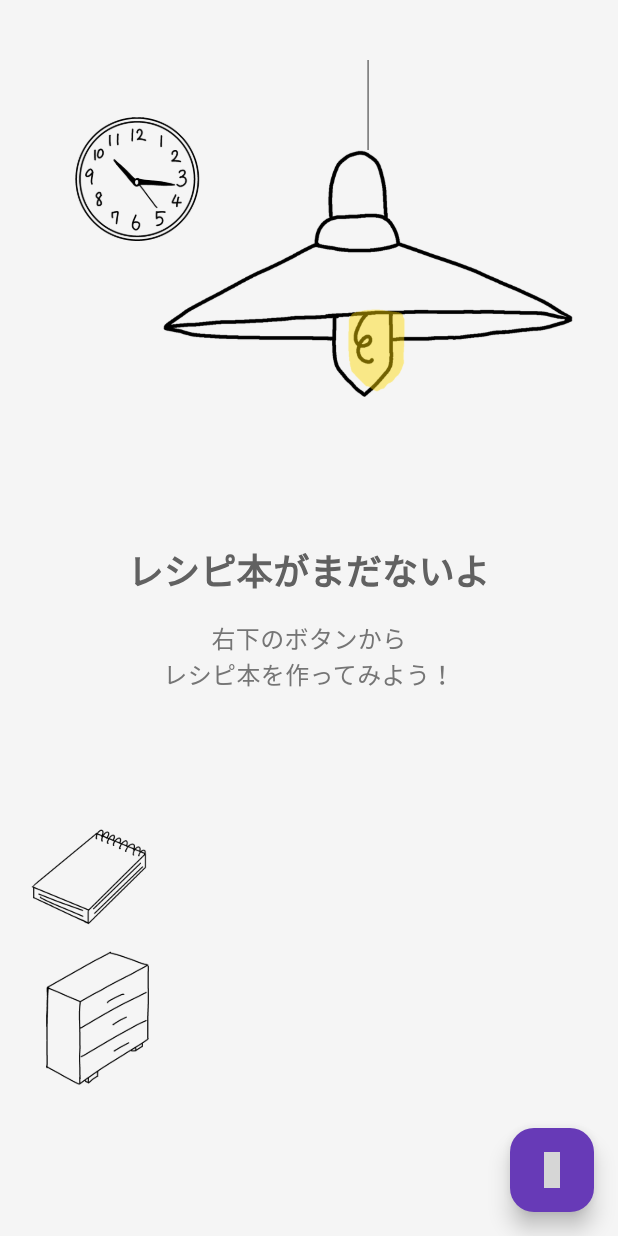
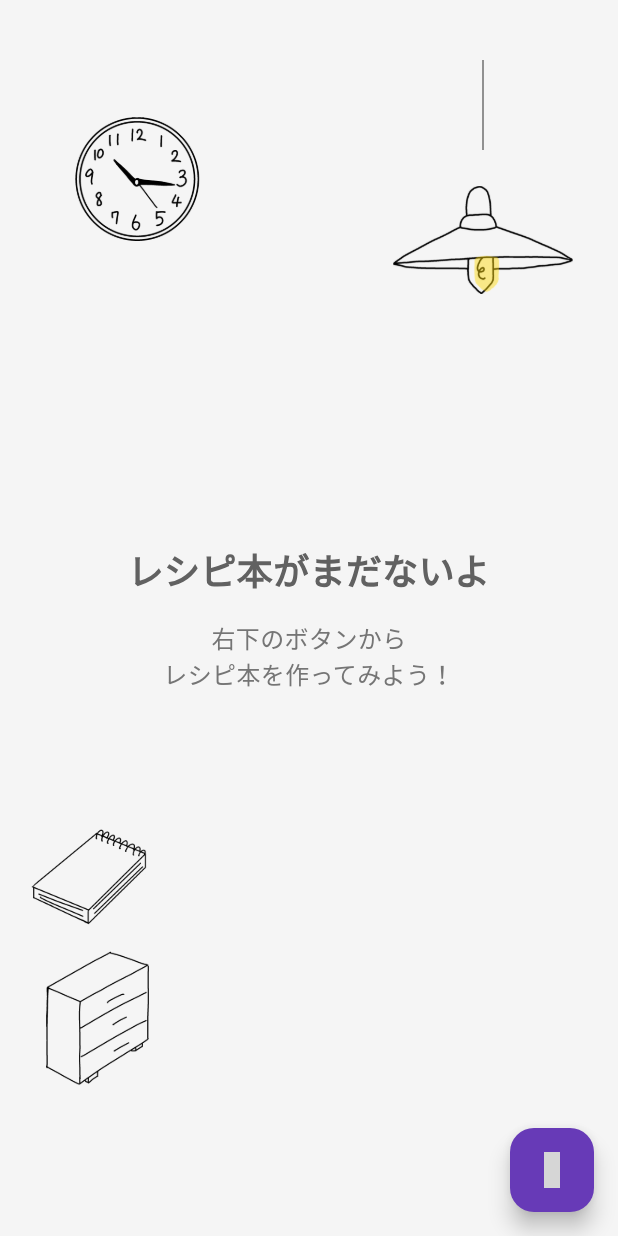
Before and after one commit to rai03k/tegaki-recipe, a Flutter app: the screen it shows after launch, on a phone screen of 412 x 824 dp. Run offline on Flutter 3.47's test engine with Material 3 defaults, Android fonts, the phone set to English and light mode, and no system bars; our stand-ins replace drift, drift_flutter, flutter_riverpod, freezed_annotation, go_router, hugeicons and 5 more; accounts and stored records are empty; generated files the repository leaves out were written again; Roboto replaces fonts that are missing (ArmedLemon); grey boxes are pictures that could not be loaded.

```diff
--- a/lib/views/home_screen.dart
+++ b/lib/views/home_screen.dart
@@ -2,6 +2,8 @@ import 'package:flutter/material.dart';
 import 'package:flutter_riverpod/flutter_riverpod.dart';
 import 'package:go_router/go_router.dart';
 import 'package:hugeicons/hugeicons.dart';
+import 'package:just_audio/just_audio.dart';
+import 'package:vibration/vibration.dart';
 import '../models/database.dart';
 import '../view_models/recipe_book_view_model.dart';
 import '../view_models/theme_view_model.dart';
@@ -16,6 +18,13 @@ class HomeScreen extends ConsumerStatefulWidget {
 
 class _HomeScreenState extends ConsumerState<HomeScreen> {
   PageController? _pageController;
+  late AudioPlayer _audioPlayer;
+
+  @override
+  void initState() {
+    super.initState();
+    _audioPlayer = AudioPlayer();
+  }
 
   @override
   void didChangeDependencies() {
@@ -27,6 +36,7 @@ class _HomeScreenState extends ConsumerState<HomeScreen> {
   @override
   void dispose() {
     _pageController?.dispose();
+    _audioPlayer.dispose();
     super.dispose();
   }
 
@@ -63,7 +73,7 @@ class _HomeScreenState extends ConsumerState<HomeScreen> {
           Positioned(
             top: 40,
             right: 30,
-            child: _buildLampWidget(isDarkMode, themeNotifier.toggleTheme),
+            child: _buildLampWidget(isDarkMode, () => _onThemeToggle(themeNotifier)),
           ),
           // 時計UI
           Positioned(top: 70, left: 40, child: _buildClockWidget(isDarkMode)),
@@ -251,12 +261,25 @@ class _HomeScreenState extends ConsumerState<HomeScreen> {
     );
   }
 
+  Future<void> _onThemeToggle(ThemeNotifier themeNotifier) async {
+    // 音声再生
+    try {
+      await _audioPlayer.setAsset('assets/se/switch.mp3');
+      await _audioPlayer.play();
+    } catch (e) {
+      // 音声再生エラーは無視して続行
+    }
+
+    // 振動
+    if (await Vibration.hasVibrator() ?? false) {
+      Vibration.vibrate(duration: 100);
+    }
+
+    // テーマ切り替え
+    themeNotifier.toggleTheme();
+  }
+
   Widget _buildLampWidget(bool isDarkMode, VoidCallback onThemeToggle) {
-    return Builder(
-      builder: (context) {
-        final screenHeight = MediaQuery.of(context).size.height;
-        final lampHeight = screenHeight / 5;
-
     return Column(
       mainAxisSize: MainAxisSize.min,
       children: [
@@ -266,11 +289,12 @@ class _HomeScreenState extends ConsumerState<HomeScreen> {
           height: 60,
           color: isDarkMode ? Colors.white70 : Colors.black54,
         ),
-            // ランプ本体
+        // ランプ本体（固定サイズ）
         GestureDetector(
           onTap: onThemeToggle,
           child: SizedBox(
-                height: lampHeight,
+            width: 120,  // 固定幅
+            height: 120, // 固定高さ
             child: Image.asset(
               isDarkMode
                 ? 'assets/images/furniture/lamp.png'
@@ -280,8 +304,6 @@ class _HomeScreenState extends ConsumerState<HomeScreen> {
           ),
         ),
       ],
-        );
-      },
     );
   }
 
--- a/pubspec.yaml
+++ b/pubspec.yaml
@@ -46,6 +46,8 @@ dependencies:
   path_provider: ^2.1.5
   path: ^1.9.1
   url_launcher: ^6.3.2
+  just_audio: ^0.9.41
+  vibration: ^2.0.0
 
 dev_dependencies:
   flutter_test:
```
Also changed, not shown: pubspec.lock, 2 other files. Lines whose indentation alone changed are shown as unchanged.
